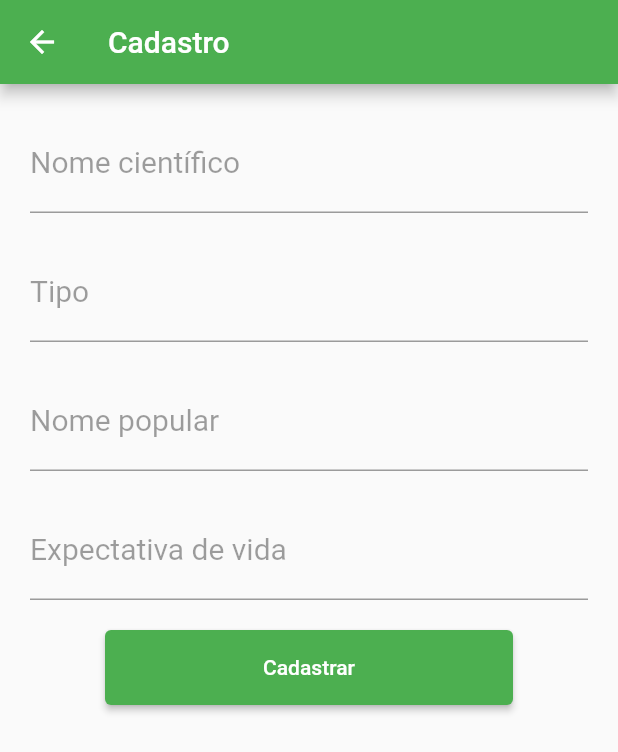
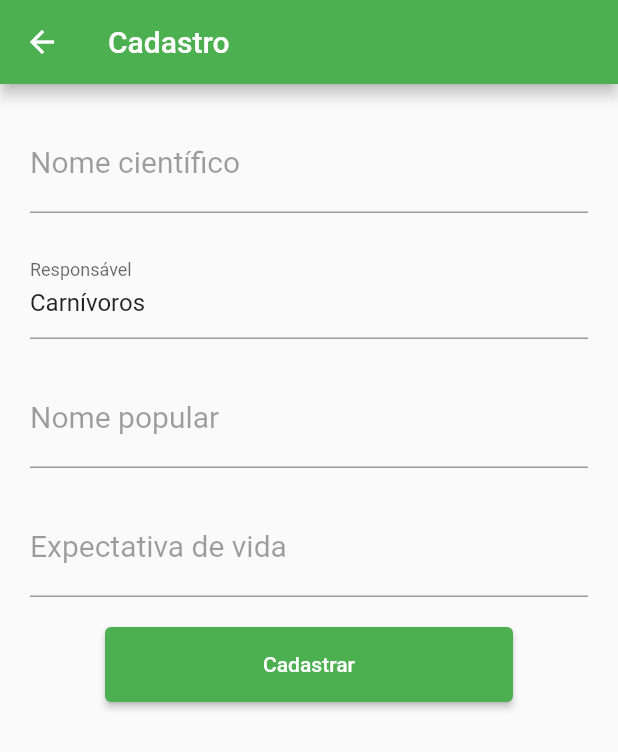
Before and after one commit to lucasoliveirasouza/aquarinfo, a Flutter app: the PeixeAguaDoceCadastroView screen opened directly, on a phone screen of 412 x 824 dp. Shown: the top 752 px of the screen. Run offline on Flutter 3.47's test engine with Material 2 defaults, Android fonts, the phone set to English and light mode, and no system bars; our stand-ins replace cloud_firestore, firebase_auth, firebase_core; accounts and stored records are empty.

```diff
--- a/lib/view/peixe_agua_doce/peixe_agua_doce_cadastro.dart
+++ b/lib/view/peixe_agua_doce/peixe_agua_doce_cadastro.dart
@@ -12,9 +12,9 @@ class PeixeAguaDoceCadastroView extends StatefulWidget {
 
 class _PeixeAguaDoceCadastroViewState extends State<PeixeAguaDoceCadastroView> {
   final nomeCientifico = TextEditingController();
-  final tipo = TextEditingController();
   final nomePopular = TextEditingController();
   final expectativa = TextEditingController();
+  String tipo = 'Carnívoros';
 
   @override
   Widget build(BuildContext context) {
@@ -44,19 +44,30 @@ class _PeixeAguaDoceCadastroViewState extends State<PeixeAguaDoceCadastroView> {
             SizedBox(
               height: 20,
             ),
-            TextFormField(
-              controller: tipo,
-              keyboardType: TextInputType.text,
-              decoration: InputDecoration(
-                  labelText: "Tipo",
-                  labelStyle: TextStyle(
-                    color: Colors.black38,
-                    fontWeight: FontWeight.w400,
-                    fontSize: 20,
-                  )
-              ),
-              style: TextStyle(
-                fontSize: 20,
+
+            Container(
+              child: DropdownButtonFormField<String>(
+                value: tipo,
+                icon: Icon(null),
+                elevation: 15,
+                decoration: InputDecoration(labelText: 'Responsável'),
+                onChanged: (String? newValue) {
+                  setState(() {
+                    tipo = newValue!;
+                  });
+                },
+                items: <String>[
+                  'Carnívoros',
+                  'Herbívoros',
+                  'Onívoros',
+                  'Planctógafos',
+                  'Detritívoros',
+                ].map<DropdownMenuItem<String>>((String value) {
+                  return DropdownMenuItem<String>(
+                    value: value,
+                    child: Text(value),
+                  );
+                }).toList(),
               ),
             ),
             SizedBox(
@@ -104,7 +115,7 @@ class _PeixeAguaDoceCadastroViewState extends State<PeixeAguaDoceCadastroView> {
               child: ElevatedButton(
                 child: Text("Cadastrar"),
                 onPressed: () {
-                  PeixeAguaDoceService().registerFreshwater(nomeCientifico.text, tipo.text,nomePopular.text, expectativa.text);
+                  PeixeAguaDoceService().registerFreshwater(nomeCientifico.text, tipo,nomePopular.text, expectativa.text);
                   Navigator.of(context).pop();
                 },
               ),
```
Also changed, not shown: lib/view/peixe_agua_doce/peixe_agua_doce_detalhes.dart (added, +41 -0 lines), lib/view/peixe_agua_doce/peixe_agua_doce_lista.dart (+7 -1 lines).
